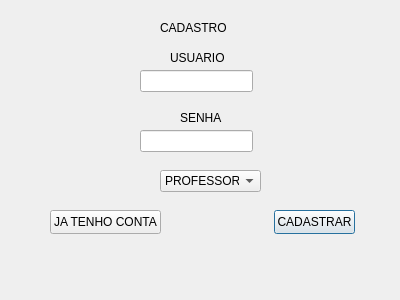
Qt form GUI_BIBLIOTECA/registrationwindow.ui (gabriotz/Project-edoo) before a commit.
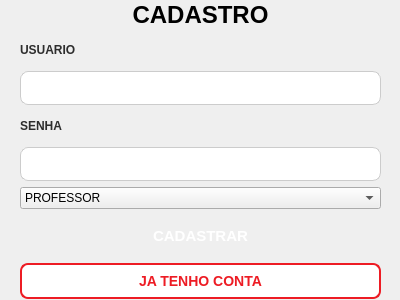
The same form after that commit. Icons and pictures are not drawn.

Diff of the .ui file:
```diff
--- a/GUI_BIBLIOTECA/registrationwindow.ui
+++ b/GUI_BIBLIOTECA/registrationwindow.ui
@@ -13,73 +13,79 @@
   <property name="windowTitle">
    <string>Dialog</string>
   </property>
+  <widget class="QWidget" name="">
+   <property name="geometry">
+    <rect>
+     <x>20</x>
+     <y>0</y>
+     <width>361</width>
+     <height>299</height>
+    </rect>
+   </property>
+   <layout class="QVBoxLayout" name="verticalLayout">
+    <item>
   <widget class="QLabel" name="label">
-   <property name="geometry">
-    <rect>
-     <x>160</x>
-     <y>20</y>
-     <width>71</width>
-     <height>16</height>
-    </rect>
-   </property>
    <property name="text">
-    <string>CADASTRO</string>
-   </property>
-  </widget>
+       <string>&lt;html&gt;&lt;head/&gt;&lt;body&gt;&lt;p align=&quot;center&quot;&gt;&lt;span style=&quot; font-size:18pt; font-weight:700;&quot;&gt;CADASTRO&lt;/span&gt;&lt;/p&gt;&lt;/body&gt;&lt;/html&gt;</string>
+      </property>
+     </widget>
+    </item>
+    <item>
   <widget class="QLabel" name="label_2">
-   <property name="geometry">
-    <rect>
-     <x>170</x>
-     <y>50</y>
-     <width>71</width>
-     <height>16</height>
-    </rect>
-   </property>
    <property name="text">
-    <string>USUARIO</string>
-   </property>
-  </widget>
+       <string>&lt;html&gt;&lt;head/&gt;&lt;body&gt;&lt;p&gt;&lt;span style=&quot; font-weight:700; color:#2d2d2d;&quot;&gt;USUARIO&lt;/span&gt;&lt;/p&gt;&lt;/body&gt;&lt;/html&gt;</string>
+      </property>
+     </widget>
+    </item>
+    <item>
   <widget class="QLineEdit" name="loginLineEdit">
-   <property name="geometry">
-    <rect>
-     <x>140</x>
-     <y>70</y>
-     <width>113</width>
-     <height>22</height>
-    </rect>
-   </property>
-  </widget>
+      <property name="styleSheet">
+       <string notr="true">background-color: white;
+border: 1px solid #CCCCCC;
+padding: 8px;
+border-radius: 8px;
+color: #2D2D2D;
+outline: none; /* Remove a borda de foco padrão do SO */</string>
+      </property>
+     </widget>
+    </item>
+    <item>
   <widget class="QLabel" name="label_3">
-   <property name="geometry">
-    <rect>
-     <x>180</x>
-     <y>110</y>
-     <width>71</width>
-     <height>16</height>
-    </rect>
-   </property>
    <property name="text">
-    <string>SENHA</string>
-   </property>
-  </widget>
+       <string>&lt;html&gt;&lt;head/&gt;&lt;body&gt;&lt;p&gt;&lt;span style=&quot; font-weight:700; color:#2d2d2d;&quot;&gt;SENHA&lt;/span&gt;&lt;/p&gt;&lt;/body&gt;&lt;/html&gt;</string>
+      </property>
+     </widget>
+    </item>
+    <item>
   <widget class="QLineEdit" name="passwordLineEdit">
-   <property name="geometry">
-    <rect>
-     <x>140</x>
-     <y>130</y>
-     <width>113</width>
-     <height>22</height>
-    </rect>
-   </property>
-  </widget>
+      <property name="styleSheet">
+       <string notr="true">background-color: white;
+border: 1px solid #CCCCCC;
+padding: 8px;
+border-radius: 8px;
+color: #2D2D2D;
+outline: none; /* Remove a borda de foco padrão do SO */</string>
+      </property>
+     </widget>
+    </item>
+    <item>
   <widget class="QComboBox" name="accountTypeComboBox">
-   <property name="geometry">
-    <rect>
-     <x>160</x>
-     <y>170</y>
-     <width>101</width>
-     <height>22</height>
-    </rect>
+      <property name="styleSheet">
+       <string notr="true">background-color: white;
+border: 1px solid #CCCCCC;
+padding: 8px;
+border-radius: 8px;
+color: #2D2D2D;
+outline: none;
+
+/* Opcional: estilo da seta para baixo */
+QComboBox::drop-down {
+    border-left: 1px solid #CCCCCC;
+    width: 20px; /* Largura da área da seta */
+}
+QComboBox::down-arrow {
+    image: url(Caminho/Para/Sua/Seta.png); /* Se quiser um ícone personalizado */
+}</string>
    </property>
    <item>
     <property name="text">
@@ -92,31 +98,45 @@
     </property>
    </item>
   </widget>
+    </item>
+    <item>
   <widget class="QPushButton" name="registerButton">
-   <property name="geometry">
-    <rect>
-     <x>274</x>
-     <y>210</y>
-     <width>81</width>
-     <height>24</height>
-    </rect>
+      <property name="styleSheet">
+       <string notr="true">background: qlineargradient(
+    x1:0, y1:0, x2:1, y2:0,
+    stop:0 #8B0000, stop:1 #ED1C24
+);
+color: white;
+border: none;
+padding: 12px 20px;
+font-size: 15px;
+font-weight: bold;
+border-radius: 10px;
+text-align: center;
+</string>
    </property>
    <property name="text">
     <string>CADASTRAR</string>
    </property>
   </widget>
+    </item>
+    <item>
   <widget class="QPushButton" name="loginButton">
-   <property name="geometry">
-    <rect>
-     <x>50</x>
-     <y>210</y>
-     <width>111</width>
-     <height>24</height>
-    </rect>
+      <property name="styleSheet">
+       <string notr="true">background-color: white;
+color: #ED1C24;
+border: 2px solid #ED1C24;
+padding: 8px 16px;
+font-size: 14px;
+font-weight: bold;
+border-radius: 8px;</string>
    </property>
    <property name="text">
     <string>JA TENHO CONTA</string>
    </property>
+     </widget>
+    </item>
+   </layout>
   </widget>
  </widget>
  <resources/>
```
Lines whose indentation alone changed are shown as unchanged.
